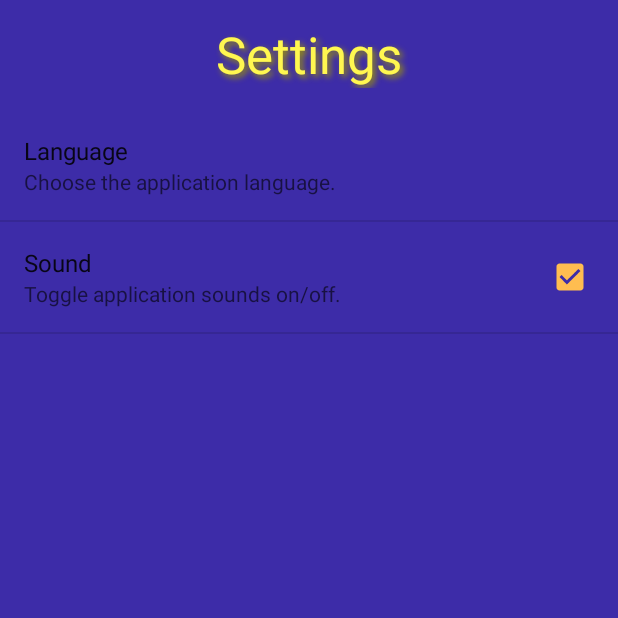
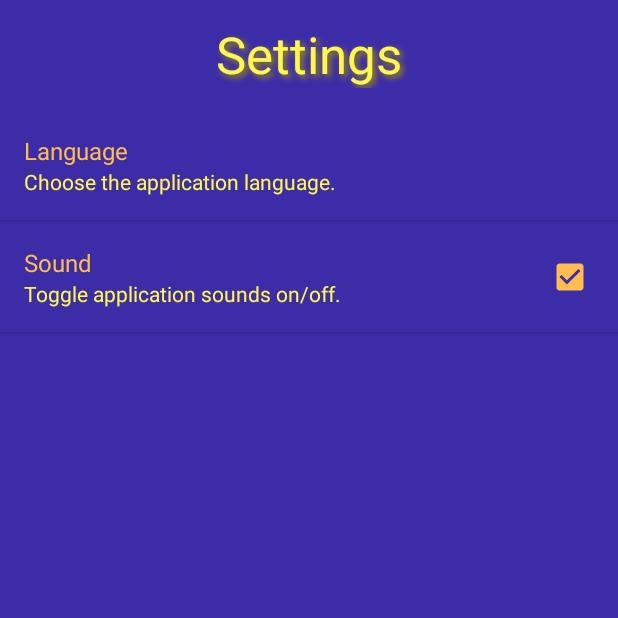
Before and after one commit to ldlarsed/Birthday-O-Matic, an Android app: the HangmanPreferencesActivity screen opened directly, with no data from a screen before it, on a phone screen of 412 x 824 dp, the top half of it. Run offline under Robolectric (Android 15) with nearby library versions, the phone set to English and light mode, and no system bars.

Commit message:
Changed preferences colors except the checkbox color

```diff
--- a/Obliger/Mappe1/Hangman/app/src/main/java/com/example/s198569/hangman/HangmanPreferencesActivity.java
+++ b/Obliger/Mappe1/Hangman/app/src/main/java/com/example/s198569/hangman/HangmanPreferencesActivity.java
@@ -6,9 +6,13 @@ import android.content.Intent;
 import android.content.SharedPreferences;
 import android.content.res.Configuration;
 import android.os.Bundle;
+import android.preference.CheckBoxPreference;
+import android.preference.Preference;
 import android.preference.PreferenceActivity;
 import android.preference.PreferenceManager;
 import android.util.Log;
+import android.view.View;
+import android.widget.TextView;
 import android.widget.Toast;
 
 import java.util.Locale;
@@ -98,5 +102,4 @@ public class HangmanPreferencesActivity extends PreferenceActivity {
         startActivity(i);
 
     }
-
 }
--- a/Obliger/Mappe1/Hangman/app/src/main/java/com/example/s198569/hangman/ScoresActivity.java
+++ b/Obliger/Mappe1/Hangman/app/src/main/java/com/example/s198569/hangman/ScoresActivity.java
@@ -94,7 +94,7 @@ public class ScoresActivity extends AppCompatActivity {
     private void setHeaderRow(TableLayout scoreTable) {
         final TableRow headerRow = new TableRow(this);
         headerRow.setPadding(0, 5, 0, 5);
-        int textColor = getResources().getColor(R.color.secondary_2_1);
+        int textColor = getResources().getColor(R.color.secondary_2_2);
         float textSize = getResources().getDimensionPixelSize(R.dimen.default_text_size);
 
         addTextToRowWithValues(headerRow, getResources().getString(R.string.score_ranking), textColor, textSize);
--- a/Obliger/Mappe1/Hangman/app/src/main/res/values/styles.xml
+++ b/Obliger/Mappe1/Hangman/app/src/main/res/values/styles.xml
@@ -7,6 +7,13 @@
         <item name="android:windowBackground">@color/primary_0</item>
         <item name="android:buttonStyle">@style/button</item>
         <item name="colorControlActivated">@color/secondary_2_2</item>
+        <item name="android:textColor">@color/secondary_2_2</item>
+        <item name="android:textColorPrimary">@color/secondary_2_2</item>
+        <item name="android:textColorSecondary">@color/secondary_1_2</item>
+        <item name="android:textColorTertiary">@color/secondary_1_2</item>
+        <item name="colorAccent">@color/secondary_1_2</item>
+
+
     </style>
 
 
@@ -23,6 +30,8 @@
         <item name="android:focusable">true</item>
         <item name="android:clickable">true</item>
     </style>
+
+
 </resources>
 
     <!--<resources>
--- a/Obliger/Mappe1/Hangman/app/src/main/res/xml/preferences.xml
+++ b/Obliger/Mappe1/Hangman/app/src/main/res/xml/preferences.xml
@@ -13,12 +13,14 @@
         android:entryValues="@array/listLanguageValues"
         android:key="languageChooser"
         android:summary="@string/setting_choose_language_desc"
-        android:title="@string/setting_choose_language" />
+        android:title="@string/setting_choose_language"
+        />
     <CheckBoxPreference
+        android:id="@+id/language_chooser_checkBox"
         android:defaultValue="true"
         android:key="soundOnOff"
         android:summary="@string/setting_sound_toggle_desc"
-        android:title="@string/setting_sound_toggle" />
+        android:title="@string/setting_sound_toggle"/>
 
 
 </PreferenceScreen>
```
Lines whose indentation alone changed are shown as unchanged.
